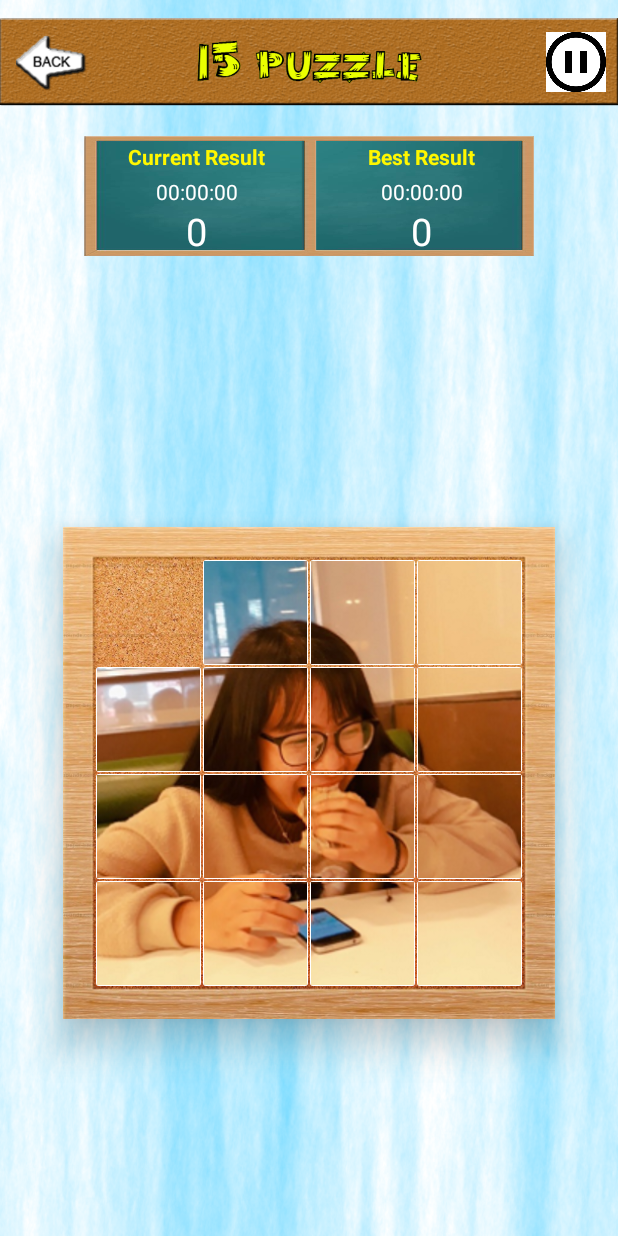
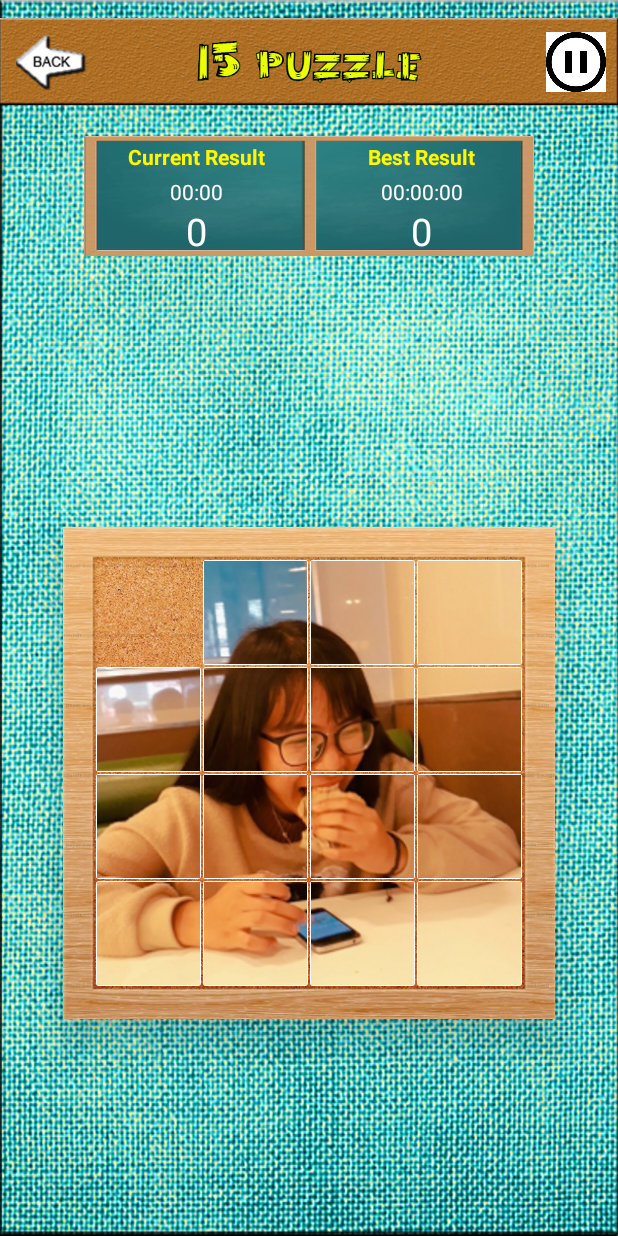
Before and after one commit to TechkidsAndroid12/1stProject-PuzzleGame, an Android app: the MainGameActivity screen opened directly, with no data from a screen before it, on a phone screen of 412 x 824 dp. Run offline under Robolectric (Android 15) with nearby library versions, the light colour scheme and no system bars; our stand-ins replace ButterKnife.

Commit message:
add timer in MainGameActivity.class

```diff
--- a/15PuzzlegameTechkids/app/src/main/java/com/example/mypc/a15puzzlegametechkids/MainGameActivity.java
+++ b/15PuzzlegameTechkids/app/src/main/java/com/example/mypc/a15puzzlegametechkids/MainGameActivity.java
@@ -9,6 +9,7 @@ import android.view.MotionEvent;
 import android.view.View;
 import android.view.Window;
 import android.view.WindowManager;
+import android.widget.Chronometer;
 import android.widget.ImageView;
 import android.widget.TextView;
 import android.widget.Toast;
@@ -24,8 +25,6 @@ public class MainGameActivity extends AppCompatActivity {
 
     @BindView(R.id.iv_back)
     ImageView ivBack;
-    @BindView(R.id.tv_current_timer)
-    TextView tvCurrentTimer;
     @BindView(R.id.tv_current_moving)
     TextView tvCurrentMoving;
     @BindView(R.id.tv_best_moving)
@@ -42,13 +41,30 @@ public class MainGameActivity extends AppCompatActivity {
     ImageView ivQuit;
     @BindView(R.id.cl_menu_box)
     ConstraintLayout clMenuBox;
+    @BindView(R.id.cl_score_board)
+    ConstraintLayout clScoreBoard;
+    @BindView(R.id.iv_menu)
+    ImageView ivMenu;
+    @BindView(R.id.tv_current_result)
+    TextView tvCurrentResult;
+    @BindView(R.id.tv_best_result)
+    TextView tvBestResult;
+    @BindView(R.id.tv_best_timer)
+    TextView tvBestTimer;
+
+
+
+    Timer timer;
+
 
     private static final String TAG = "MainGameActivity";
+    Chronometer chronometer;
     private ImageView[][] ivPuzzle = new ImageView[10][10];
     private GestureDetector gestureDetector;
     private SpecialPuzzle emptyPuzzle;
     private Integer[][] puzzle = new Integer[6][6];
     private boolean[] onTouchable = new boolean[6];
+    private boolean firstMoving = false;
     private final int[] directX = {0, -1, 0, 1};
     private final int[] directY = {1, 0, -1, 0};
     private final int LEFT_TO_RIGHT = 0, DOWN_TO_UP = 1, RIGHT_TO_LEFT = 2, UP_TO_DOWN = 3;
@@ -80,29 +96,32 @@ public class MainGameActivity extends AppCompatActivity {
 
     }
 
-    @OnClick({R.id.iv_back, R.id.tv_current_timer, R.id.tv_current_moving, R.id.tv_best_moving, R.id.cl_main_board, R.id.iv_continue, R.id.iv_newgame, R.id.iv_solve, R.id.iv_quit, R.id.cl_menu_box, R.id.iv_menu})
+    @OnClick({R.id.iv_back, R.id.tv_current_moving, R.id.tv_best_moving, R.id.cl_main_board, R.id.iv_continue, R.id.iv_newgame, R.id.iv_solve, R.id.iv_quit, R.id.cl_menu_box, R.id.iv_menu, R.id.cl_score_board})
     public void onViewClicked(View view) {
         switch (view.getId()) {
             case R.id.iv_back:
                 this.finish();
                 break;
-            case R.id.tv_current_timer:
-                break;
             case R.id.tv_current_moving:
                 break;
             case R.id.tv_best_moving:
                 break;
-            case R.id.cl_main_board:
-
+            case R.id.cl_score_board:
+                if(timer.started){
+                    timer.Stop();
+                    timer.Pause();
+                    firstMoving = false;
+                }
                 break;
             case R.id.iv_continue:
                 clMenuBox.setVisibility(View.GONE);
+                if(firstMoving) timer.Continue();
                 onTouchable[0] = true;
                 break;
             case R.id.iv_newgame:
                 numberMoving = 0;
                 tvCurrentMoving.setText("0");
-                tvCurrentTimer.setText("00:00:00");
+                if(firstMoving) timer.Stop();
                 onTouchable[0] = true;
                 clMenuBox.setVisibility(View.GONE);
                 Initialization();
@@ -116,6 +135,7 @@ public class MainGameActivity extends AppCompatActivity {
                 break;
             case R.id.iv_menu:
                 clMenuBox.setVisibility(View.VISIBLE);
+                if(firstMoving) timer.Pause();
                 onTouchable[0] = false;
                 break;
 
@@ -123,6 +143,8 @@ public class MainGameActivity extends AppCompatActivity {
     }
 
     private void Define() {
+        chronometer = findViewById(R.id.cr_chromometer);
+
 
         ivPuzzle[0][0] = (ImageView) findViewById(R.id.iv_puzzle_0_0);
         ivPuzzle[0][1] = (ImageView) findViewById(R.id.iv_puzzle_0_1);
@@ -145,7 +167,9 @@ public class MainGameActivity extends AppCompatActivity {
     }
 
     private void Initialization() {
+        firstMoving = false;
         numberMoving = 0;
+        timer = new Timer(chronometer, 0);
         emptyPuzzle = new SpecialPuzzle(0, 0, 0, true);
         for (int line = 0; line < HEIGHT; line++) {
             for (int column = 0; column < WIDTH; column++) {
@@ -182,11 +206,20 @@ public class MainGameActivity extends AppCompatActivity {
         });
 
 
+
+
     }
+
+
 
     private boolean swapContent(int dir) {
         if (!onTouchable[0] || !onTouchable[1] || !onTouchable[2] || !onTouchable[3] || !onTouchable[4])
             return false;
+        if(!firstMoving){
+            firstMoving = true;
+            timer.Reset();
+
+        }
 
         int oldX = emptyPuzzle.x - directX[dir];
         int oldY = emptyPuzzle.y - directY[dir];
@@ -206,7 +239,10 @@ public class MainGameActivity extends AppCompatActivity {
         tvCurrentMoving.setText(String.valueOf(++numberMoving));
         boolean isWin = autoCheckCorrect(puzzle);
         if (isWin) {
+            timer.Pause();
             Toast.makeText(MainGameActivity.this, "Congratulations", Toast.LENGTH_SHORT).show();
+        }else{
+            if(timer.isPausing) timer.Continue();
         }
 
         return true;
@@ -226,6 +262,10 @@ public class MainGameActivity extends AppCompatActivity {
     public void onBackPressed() {
         clMenuBox.setVisibility(View.VISIBLE);
         onTouchable[0] = false;
+    }
+
+    @OnClick(R.id.iv_menu)
+    public void onViewClicked() {
     }
 
     private class myGestureDetector implements GestureDetector.OnGestureListener {
--- /dev/null
+++ b/15PuzzlegameTechkids/app/src/main/java/com/example/mypc/a15puzzlegametechkids/Timer.java
@@ -0,0 +1,58 @@
+package com.example.mypc.a15puzzlegametechkids;
+
+import android.os.SystemClock;
+import android.widget.Chronometer;
+
+/**
+ * Created by MyPC on 27/03/2018.
+ */
+
+public class Timer {
+    public Chronometer chronometer;
+    public long timeWhenStopped;
+    public boolean started;
+    public boolean isPausing;
+
+
+
+    public Timer(Chronometer chronometer, long timeWhenStopped) {
+        this.chronometer = chronometer;
+        this.timeWhenStopped = timeWhenStopped;
+        started = false;
+        isPausing = false;
+    }
+
+    public void Start(){
+        chronometer.start();
+        timeWhenStopped = 0;
+        isPausing = false;
+        started = true;
+    }
+
+    public void Pause(){
+        timeWhenStopped = chronometer.getBase() - SystemClock.elapsedRealtime();
+        chronometer.stop();
+        isPausing = true;
+    }
+
+    public void Continue(){
+        chronometer.setBase(SystemClock.elapsedRealtime() + timeWhenStopped);
+        chronometer.start();
+    }
+
+    public void Stop(){
+        chronometer.setBase(SystemClock.elapsedRealtime());
+        timeWhenStopped = 0;
+        started = false;
+        isPausing = false;
+    }
+
+    public void Reset(){
+        chronometer.setBase(SystemClock.elapsedRealtime());
+        chronometer.start();
+        timeWhenStopped = 0;
+        started = true;
+        isPausing = false;
+    }
+
+}
--- a/15PuzzlegameTechkids/app/src/main/res/layout/activity_main_game.xml
+++ b/15PuzzlegameTechkids/app/src/main/res/layout/activity_main_game.xml
@@ -4,7 +4,7 @@
     xmlns:tools="http://schemas.android.com/tools"
     android:layout_width="match_parent"
     android:layout_height="match_parent"
-    android:background="@drawable/backgroundvibers"
+    android:background="@drawable/backgroundvaibotho"
     tools:context="com.example.mypc.a15puzzlegametechkids.MainGameActivity">
 
     <android.support.constraint.Guideline
@@ -63,6 +63,7 @@
 
 
     <android.support.constraint.ConstraintLayout
+        android:id="@+id/cl_score_board"
         android:layout_width="300dp"
         android:layout_height="80dp"
         android:layout_marginTop="8dp"
@@ -105,21 +106,20 @@
             app:layout_constraintStart_toStartOf="@+id/gl_center_horizontoal"
             app:layout_constraintTop_toTopOf="parent" />
 
-        <TextView
-            android:id="@+id/tv_current_timer"
+        <Chronometer
+            android:id="@+id/cr_chromometer"
             android:layout_width="wrap_content"
             android:layout_height="wrap_content"
             android:layout_marginEnd="8dp"
             android:layout_marginStart="8dp"
             android:layout_marginTop="4dp"
-            android:text="00:00:00"
             android:textColor="@android:color/white"
             app:layout_constraintEnd_toStartOf="@+id/gl_center_horizontoal"
             app:layout_constraintStart_toStartOf="parent"
             app:layout_constraintTop_toBottomOf="@+id/tv_current_result" />
 
         <TextView
-            android:id="@+id/textView8"
+            android:id="@+id/tv_best_timer"
             android:layout_width="wrap_content"
             android:layout_height="wrap_content"
             android:layout_marginTop="4dp"
@@ -139,7 +139,7 @@
             app:layout_constraintBottom_toBottomOf="parent"
             app:layout_constraintEnd_toStartOf="@+id/gl_center_horizontoal"
             app:layout_constraintStart_toStartOf="parent"
-            app:layout_constraintTop_toBottomOf="@+id/tv_current_timer" />
+            app:layout_constraintTop_toBottomOf="@+id/cr_chromometer" />
 
         <TextView
             android:id="@+id/tv_best_moving"
@@ -155,7 +155,8 @@
             app:layout_constraintBottom_toBottomOf="parent"
             app:layout_constraintEnd_toEndOf="parent"
             app:layout_constraintStart_toStartOf="@+id/gl_center_horizontoal"
-            app:layout_constraintTop_toBottomOf="@+id/textView8" />
+            app:layout_constraintTop_toBottomOf="@+id/tv_best_timer" />
+
     </android.support.constraint.ConstraintLayout>
 
     <android.support.constraint.ConstraintLayout
```
Also changed, not shown: 15PuzzlegameTechkids/app/src/main/java/com/example/mypc/a15puzzlegametechkids/OptionsActivity.java (+7 -2 lines).
